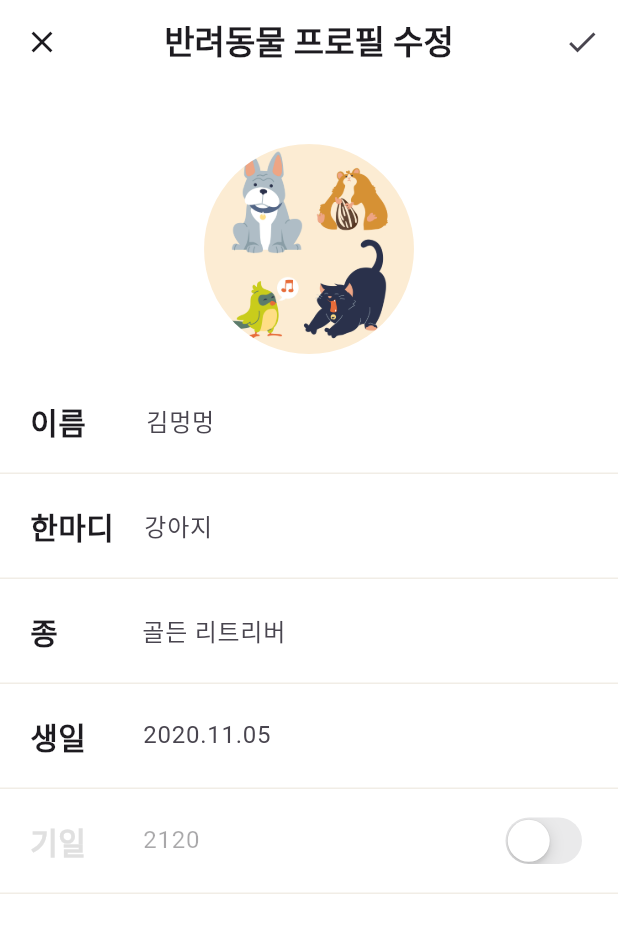
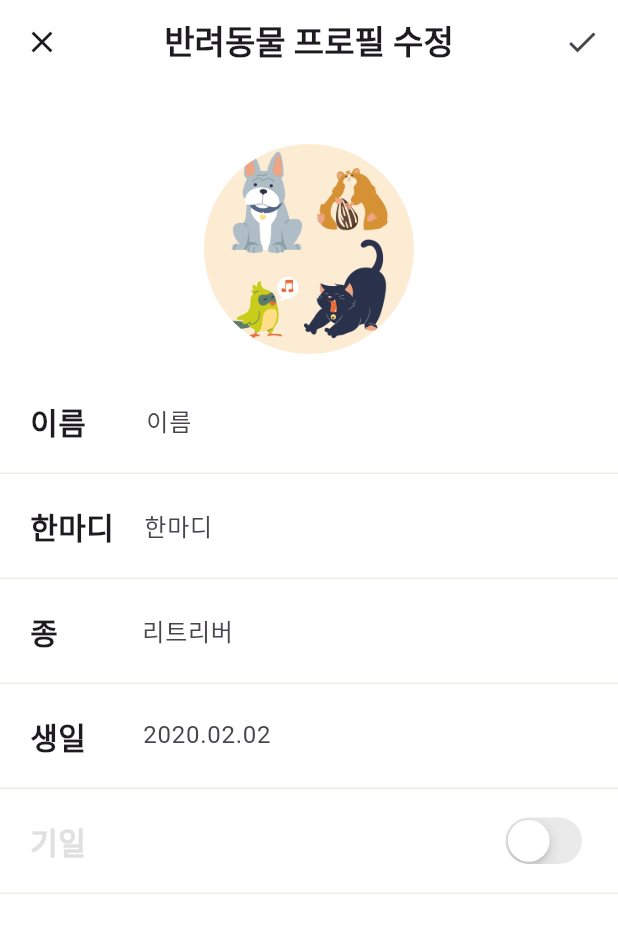
Before and after one commit to DwKwCs/LOGIN_APP_With_Pet, a Flutter app: the screen it shows after launch, after a tap on the "create" icon, on a phone screen of 412 x 824 dp. Shown: the top 933 px of the screen. Run offline on Flutter 3.47's test engine with Material 3 defaults, Android fonts, the light colour scheme and no system bars; our stand-ins replace buttons_tabbar, drift, percent_indicator, table_calendar, webview_flutter; accounts and stored records are empty.

Commit message:
9.2 홈 화면 - 프로필 수정 작업

```diff
--- a/lib/component/home/profile_setting.dart
+++ b/lib/component/home/profile_setting.dart
@@ -4,6 +4,20 @@ import 'package:login_with_pet/const/colors.dart';
 import 'package:login_with_pet/component/home/profile_form.dart';
 
 class ProfileSetting extends StatefulWidget {
+  final bool isChecked;
+  final String name;
+  final String comment;
+  final String date;
+  final String ddate;
+
+  const ProfileSetting({
+    required this.isChecked,
+    required this.name,
+    required this.comment,
+    required this.date,
+    required this.ddate,
+    Key? key,
+  }) : super(key: key);
 
   @override
   State<ProfileSetting> createState() => _ProfileSettingState();
@@ -11,7 +25,22 @@ class ProfileSetting extends StatefulWidget {
 
 class _ProfileSettingState extends State<ProfileSetting> {
   final formKey = GlobalKey<FormState>();
-  bool isChecked = false;
+
+  late bool _isChecked;
+  late String _name;
+  late String _comment;
+  late String _date;
+  late String _ddate;
+
+  @override
+  void initState() {
+    super.initState();
+    _isChecked = widget.isChecked;
+    _name = widget.name;
+    _comment = widget.comment;
+    _date = widget.date;
+    _ddate = widget.ddate;
+  }
 
   @override
   Widget build(BuildContext context) {
@@ -37,7 +66,13 @@ class _ProfileSettingState extends State<ProfileSetting> {
               actions: [
                 IconButton(
                   onPressed: () {
-                    Navigator.of(context).pop();
+                    Navigator.of(context).pop({
+                      'isChecked': _isChecked,
+                      'name': _name,
+                      'comment': _comment,
+                      'date': _date,
+                      'ddate': _ddate,
+                    });
                   },
                   icon: const Icon(Icons.check),
                 ),
@@ -52,10 +87,10 @@ class _ProfileSettingState extends State<ProfileSetting> {
             const SizedBox(height: 10),
             Column(
               children: [
-                _buildProfileRow('이름', '김멍멍', 40),
-                _buildProfileRow('한마디', '강아지', 20),
-                _buildProfileRow('종', '골든 리트리버', 56),
-                _buildProfileRow('생일', '2020.11.05', 38),
+                _buildProfileRow('이름', _name, 40),
+                _buildProfileRow('한마디', _comment, 20),
+                _buildProfileRow('종', '리트리버', 56),
+                _buildProfileRow('생일', _date, 38),
                 Container(
                   height: 70,
                   width: MediaQuery.of(context).size.width,
@@ -70,24 +105,31 @@ class _ProfileSettingState extends State<ProfileSetting> {
                         style: TextStyle(
                           fontSize: 20,
                           fontWeight: FontWeight.w800,
-                          color: isChecked ? Colors.black : Colors.grey[300],
+                          color: _isChecked ? Colors.black : Colors.grey[300],
                         ),
                       ),
                       SizedBox(width: 38),
                       Expanded(
                         child: GestureDetector(
                           onTap: () {
-                            if(isChecked == true) {
-                              Navigator.of(context)
-                                  .push(MaterialPageRoute(builder: (context) =>
-                                  ProfileForm(label: '기일', hint: '2120',)));
+                            if (_isChecked) {
+                              Navigator.of(context).push(
+                                MaterialPageRoute(
+                                  builder: (context) => ProfileForm(
+                                    label: '기일',
+                                    hint: _ddate,
+                                  ),
+                                ),
+                              );
                             }
                           },
                           child: AbsorbPointer(
-                            child: Expanded(
-                              child: TextFormField(
-                                enabled: isChecked ? true : false,
-                                decoration: InputDecoration(hintText: '2120', border: InputBorder.none),
+                            child: TextFormField(
+                              enabled: _isChecked,
+                              decoration: InputDecoration(
+                                hintText: _ddate,
+                                hintStyle: TextStyle(color: _isChecked ? Colors.black : Colors.white),
+                                border: InputBorder.none,
                               ),
                             ),
                           ),
@@ -96,10 +138,10 @@ class _ProfileSettingState extends State<ProfileSetting> {
                       Spacer(),
                       CupertinoSwitch(
                         activeColor: PRIMARY_COLOR,
-                        value: isChecked,
+                        value: _isChecked,
                         onChanged: (bool value) {
                           setState(() {
-                            isChecked = value;
+                            _isChecked = value;
                           });
                         },
                       ),
@@ -133,13 +175,17 @@ class _ProfileSettingState extends State<ProfileSetting> {
           Expanded(
             child: GestureDetector(
               onTap: () {
-                Navigator.of(context)
-                    .push(MaterialPageRoute(builder: (context) => ProfileForm(label: label, hint: hint)));
+                Navigator.of(context).push(
+                  MaterialPageRoute(
+                    builder: (context) => ProfileForm(label: label, hint: hint),
+                  ),
+                );
               },
               child: AbsorbPointer(
-                child: Expanded(
-                  child: TextFormField(
-                    decoration: InputDecoration(hintText: hint, border: InputBorder.none),
+                child: TextFormField(
+                  decoration: InputDecoration(
+                    hintText: hint,
+                    border: InputBorder.none,
                   ),
                 ),
               ),
--- a/lib/function/home_screen.dart
+++ b/lib/function/home_screen.dart
@@ -2,8 +2,19 @@ import 'package:flutter/material.dart';
 import 'package:login_with_pet/component/home/profile_setting.dart';
 import 'package:login_with_pet/component/home/home_setting.dart';
 
-class HomeScreen extends StatelessWidget {
-  bool isChecked = true;
+class HomeScreen extends StatefulWidget {
+  const HomeScreen ({Key? key}) : super(key: key);
+
+  @override
+  State<HomeScreen> createState() => _HomeScreenState();
+}
+
+class _HomeScreenState extends State<HomeScreen> {
+  bool isChecked = false;
+  String name = '이름';
+  String comment = '한마디';
+  String date = '2020.02.02';
+  String ddate = '2222.02.02';
 
   @override
   Widget build(BuildContext context) {
@@ -30,9 +41,25 @@ class HomeScreen extends StatelessWidget {
               actions: [
                 IconButton(
                   icon: const Icon(Icons.create_outlined),
-                  onPressed: () {
-                    Navigator.of(context)
-                        .push(MaterialPageRoute(builder: (context) => ProfileSetting()));
+                  onPressed: () async {
+                    final result = await Navigator.of(context)
+                        .push(
+                        MaterialPageRoute(
+                            builder: (context) =>
+                                ProfileSetting(
+                                  isChecked: isChecked,
+                                  name: name,
+                                  comment: comment,
+                                  date: date,
+                                  ddate: ddate,
+                                )));
+                    setState(() {
+                      isChecked = result['isChecked'];
+                      name = result['name'];
+                      comment = result['comment'];
+                      date = result['date'];
+                      ddate = result['ddate'];
+                    });
                   },
                 ),
               ],
@@ -43,25 +70,23 @@ class HomeScreen extends StatelessWidget {
               backgroundImage: AssetImage('asset/img/basic_profile_img.jpg'),
             ),
             Text(
-              style: TextStyle(
-                height: 2,
-                fontSize: 30,
-                fontWeight: FontWeight.w600,
-              ),
-              '이름',
+              style: TextStyle(height: 2, fontSize: 30, fontWeight: FontWeight.w600),
+              name,
+            ),
+            Text(
+              style: TextStyle(height: 2, fontSize: 20),
+              comment,
+            ),
+            Text(
+              style: TextStyle(height: 2),
+              date,
             ),
             Text(
               style: TextStyle(
                 height: 2,
-                fontSize: 20,
+                color: isChecked ? Colors.black : Colors.white,
               ),
-              '한마디',
-            ),
-            Text(
-              style: TextStyle(
-                height: 2,
-              ),
-              '날짜',
+              ddate,
             ),
           ],
         ),
```
Also changed, not shown: lib/component/calendar/main_calendar.dart (+7 -2 lines), lib/component/home/profile_form.dart (+39 -23 lines).
